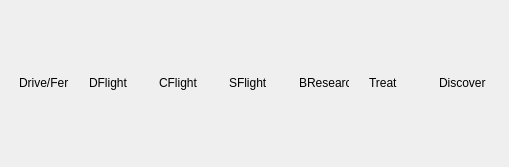
The window that comp345-gui/ActionSelectView.ui (hrachyahakobyan/Pandemic) describes before a commit, drawn with Qt 5.
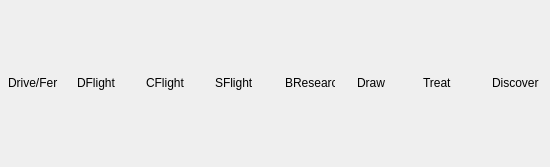
The same window after the commit.

Commit message: Added Action select bindings to GUI project.

Diff of the .ui file:
```diff
--- a/comp345-gui/ActionSelectView.ui
+++ b/comp345-gui/ActionSelectView.ui
@@ -6,7 +6,7 @@
    <rect>
     <x>0</x>
     <y>0</y>
-    <width>509</width>
+    <width>550</width>
     <height>167</height>
    </rect>
   </property>
@@ -17,6 +17,18 @@
    <property name="spacing">
     <number>3</number>
    </property>
+   <property name="leftMargin">
+    <number>0</number>
+   </property>
+   <property name="topMargin">
+    <number>0</number>
+   </property>
+   <property name="rightMargin">
+    <number>0</number>
+   </property>
+   <property name="bottomMargin">
+    <number>0</number>
+   </property>
    <item>
     <widget class="QWidget" name="driveWidget" native="true">
      <layout class="QGridLayout" name="gridLayout_3">
@@ -157,6 +169,25 @@
      </layout>
     </widget>
    </item>
+   <item>
+    <widget class="QWidget" name="drawWidget" native="true">
+     <layout class="QGridLayout" name="gridLayout_8">
+      <item row="0" column="0">
+       <widget class="QLabel" name="drawLabel">
+        <property name="maximumSize">
+         <size>
+          <width>50</width>
+          <height>50</height>
+         </size>
+        </property>
+        <property name="text">
+         <string>Draw</string>
+        </property>
+       </widget>
+      </item>
+     </layout>
+    </widget>
+   </item>
    <item>
     <widget class="QWidget" name="tDiseaseWidget" native="true">
      <layout class="QGridLayout" name="gridLayout_4">
```
The commit also changes 63 other files.
